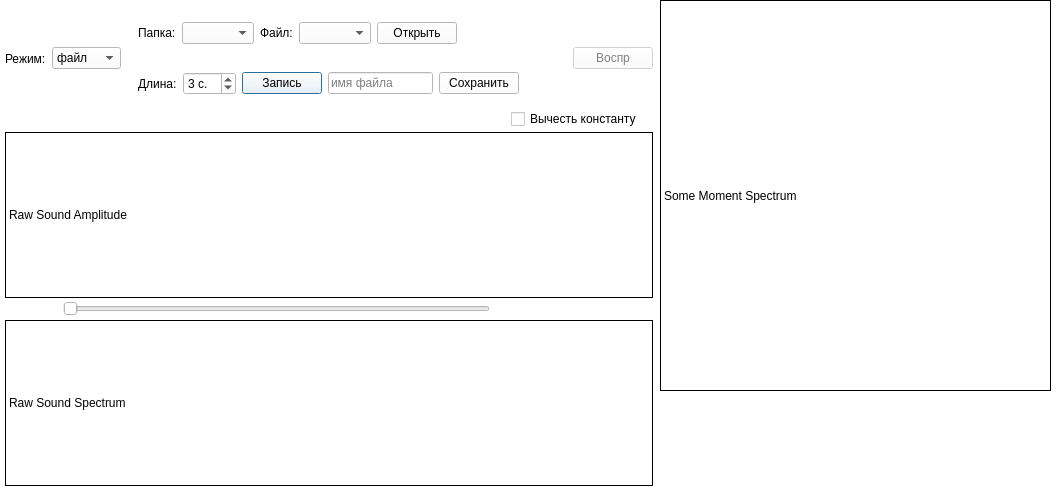
The window that mainwindow.ui (AntonStark/fonoria) describes before a commit, drawn with Qt 5.
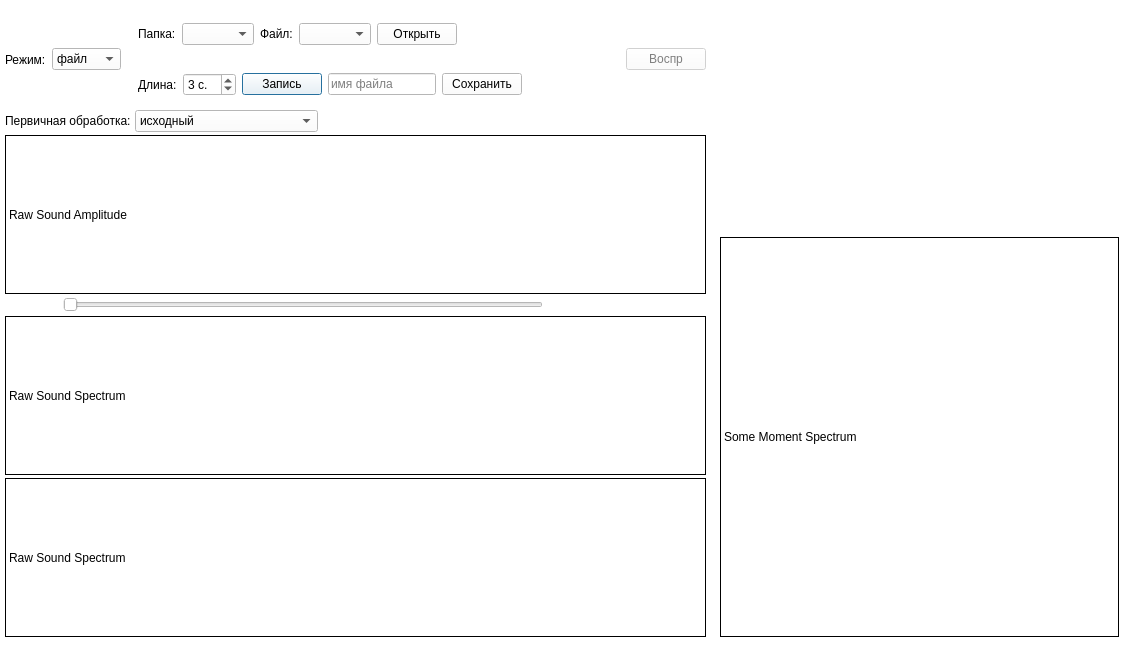
The same window after the commit.

Patch:
```diff
--- a/mainwindow.ui
+++ b/mainwindow.ui
@@ -6,8 +6,8 @@
    <rect>
     <x>0</x>
     <y>0</y>
-    <width>1057</width>
-    <height>492</height>
+    <width>1134</width>
+    <height>645</height>
    </rect>
   </property>
   <property name="sizePolicy">
@@ -445,9 +445,9 @@
     <property name="geometry">
      <rect>
       <x>0</x>
-      <y>0</y>
-      <width>658</width>
-      <height>491</height>
+      <y>1</y>
+      <width>711</width>
+      <height>641</height>
      </rect>
     </property>
     <layout class="QVBoxLayout" name="mainLayout">
@@ -676,6 +676,32 @@
        <property name="sizeConstraint">
         <enum>QLayout::SetMinimumSize</enum>
        </property>
+       <item>
+        <widget class="QLabel" name="lblSpectr">
+         <property name="text">
+          <string>Первичная обработка:</string>
+         </property>
+        </widget>
+       </item>
+       <item>
+        <widget class="QComboBox" name="boxSpectr">
+         <item>
+          <property name="text">
+           <string>исходный</string>
+          </property>
+         </item>
+         <item>
+          <property name="text">
+           <string>нормализованный</string>
+          </property>
+         </item>
+         <item>
+          <property name="text">
+           <string>сглаженная нормализация</string>
+          </property>
+         </item>
+        </widget>
+       </item>
        <item>
         <spacer name="horizontalSpacer">
          <property name="orientation">
@@ -689,20 +715,6 @@
          </property>
         </spacer>
        </item>
-       <item>
-        <widget class="QCheckBox" name="chkSubsConst">
-         <property name="text">
-          <string>Вычесть константу</string>
-         </property>
-        </widget>
-       </item>
-       <item>
-        <widget class="QLabel" name="lblCalcTime">
-         <property name="text">
-          <string/>
-         </property>
-        </widget>
-       </item>
       </layout>
      </item>
      <item>
@@ -823,15 +835,37 @@
        </property>
       </widget>
      </item>
+     <item>
+      <widget class="QLabel" name="lblRawSpectrum_details">
+       <property name="sizePolicy">
+        <sizepolicy hsizetype="Expanding" vsizetype="Expanding">
+         <horstretch>0</horstretch>
+         <verstretch>0</verstretch>
+        </sizepolicy>
+       </property>
+       <property name="maximumSize">
+        <size>
+         <width>16777215</width>
+         <height>16777215</height>
+        </size>
+       </property>
+       <property name="frameShape">
+        <enum>QFrame::Box</enum>
+       </property>
+       <property name="text">
+        <string>Raw Sound Spectrum</string>
+       </property>
+      </widget>
+     </item>
     </layout>
    </widget>
    <widget class="QLabel" name="lblMomentumSpectrum">
     <property name="geometry">
      <rect>
-      <x>660</x>
-      <y>0</y>
-      <width>391</width>
-      <height>391</height>
+      <x>720</x>
+      <y>237</y>
+      <width>399</width>
+      <height>400</height>
      </rect>
     </property>
     <property name="frameShape">
```
